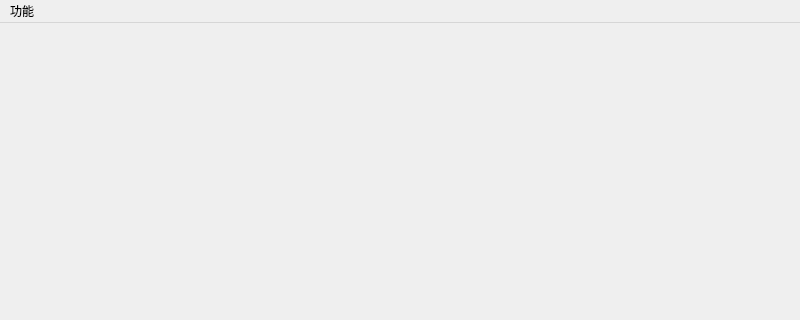
Before: the Qt Designer form mainwindow.ui in SakuraMYK/AutoMationTools, drawn with Qt 5; both pictures show x 0 to 800 and y 0 to 320 of the 800 by 600 pixel window.
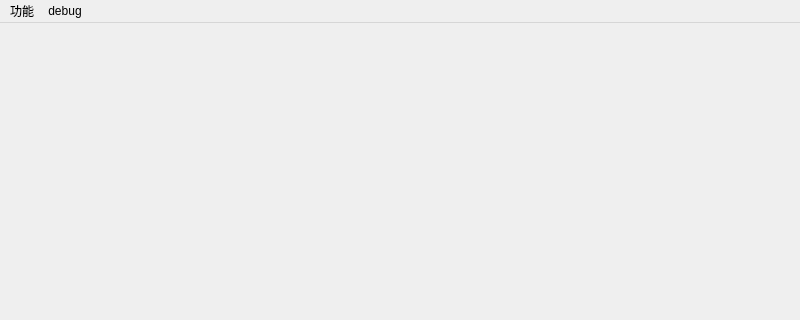
After: the same form once the commit is applied.

Commit message: create a public debugInfo window

What changed in the file:
```diff
--- a/mainwindow.ui
+++ b/mainwindow.ui
@@ -30,7 +30,14 @@
     <addaction name="action_Create_Test_Case_Suite"/>
     <addaction name="action_Log_Analysis"/>
    </widget>
+   <widget class="QMenu" name="menudebug">
+    <property name="title">
+     <string>debug</string>
+    </property>
+    <addaction name="action_Debug"/>
+   </widget>
    <addaction name="menu"/>
+   <addaction name="menudebug"/>
   </widget>
   <widget class="QStatusBar" name="statusbar"/>
   <action name="action_Create_Test_Case_Suite">
```
Left out of the diff: 5 changed lines with no effect on the pictures. The commit also changes 9 other files.
